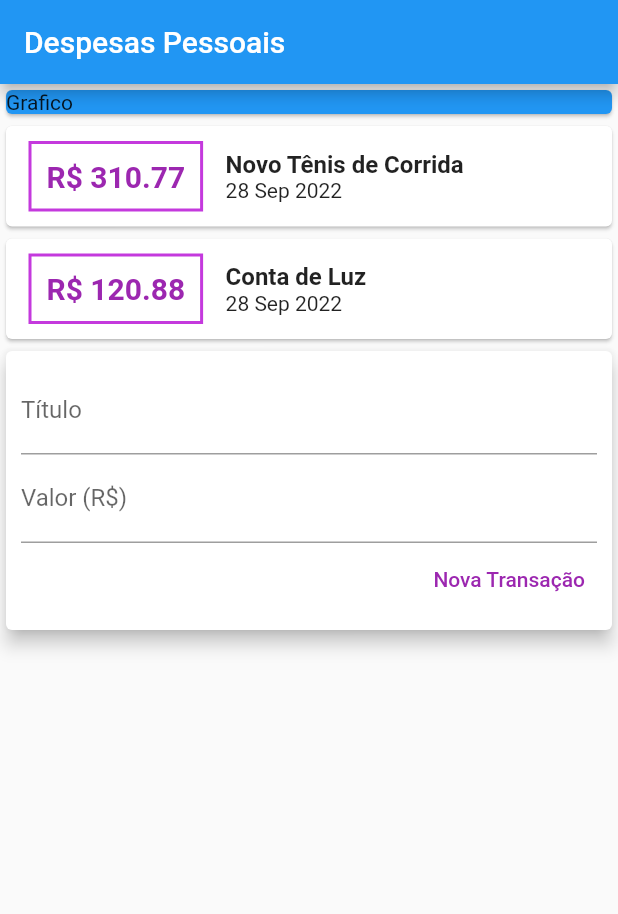
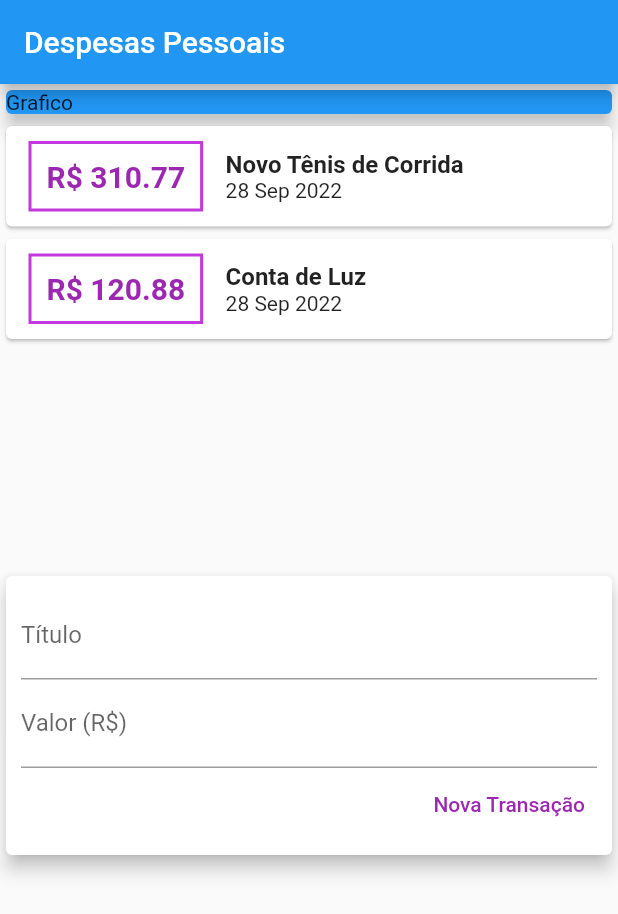
Before and after one commit to DaniloSacramento/Despesas-Pessoais-App, a Flutter app: the screen it shows after launch, on a phone screen of 412 x 824 dp. Shown: the top 914 px of the screen. Run offline on Flutter 3.47's test engine with Material 2 defaults, Android fonts, the phone set to English and light mode, and no system bars.

```diff
--- a/expenses/lib/components/transaction_list.dart
+++ b/expenses/lib/components/transaction_list.dart
@@ -16,9 +16,13 @@ class TransactionList extends StatelessWidget {
 
   @override
   Widget build(BuildContext context) {
-    return Column(
-            children: transactions.map((tr) {
-              return Card(
+    return Container(
+      height: 300,
+      child: ListView.builder(
+        itemCount: transactions.length,
+        itemBuilder: (ctx, index){
+          final tr = transactions[index];
+          return Card(
                 child: Row(
                   children: [
                     Container(
@@ -63,7 +67,8 @@ class TransactionList extends StatelessWidget {
                   ],
                 ),
               );
-            }).toList(),
-          );
+        },
+
+          ));
         }
       }
--- a/expenses/lib/main.dart
+++ b/expenses/lib/main.dart
@@ -27,13 +27,13 @@ class MyHomePage extends StatelessWidget {
       ),
       body: SingleChildScrollView(
         child: Column(
-
           crossAxisAlignment: CrossAxisAlignment.stretch,
           children: <Widget> [
             Container(
               child: const Card(
                 color: Colors.blue,
                 child: Text("Grafico"),
+                elevation: 5,
               ),
             ),
             TransactionUser(),
```
Also changed, not shown: expenses/lib/components/transaction_form.dart (+15 -5 lines).
